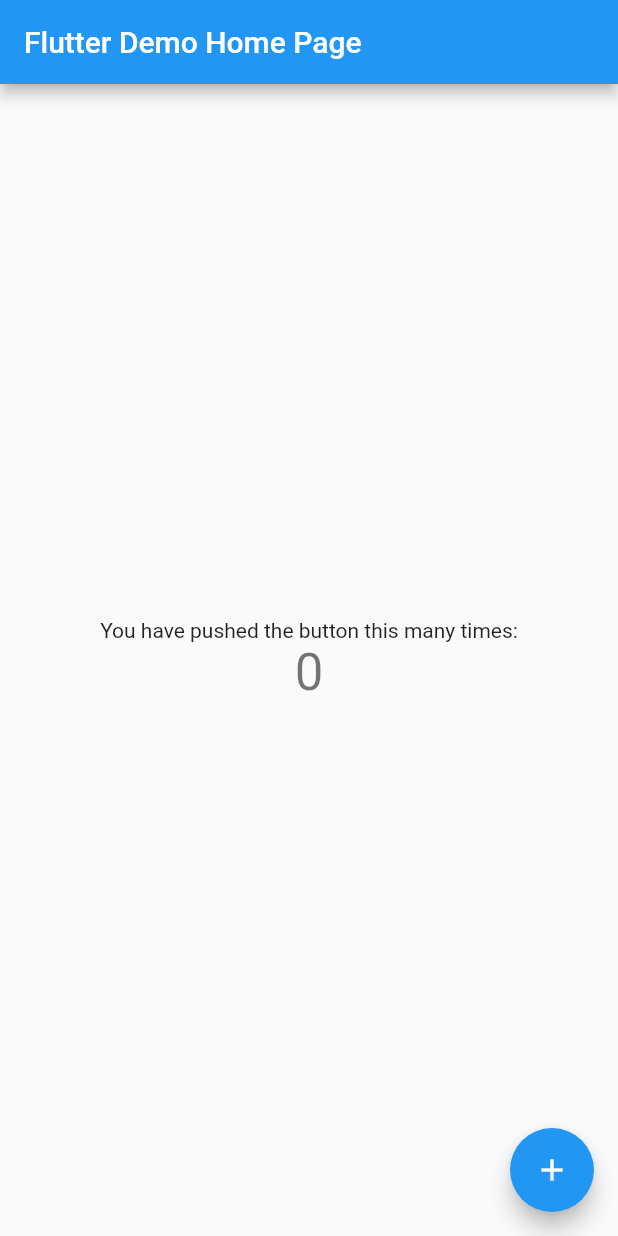
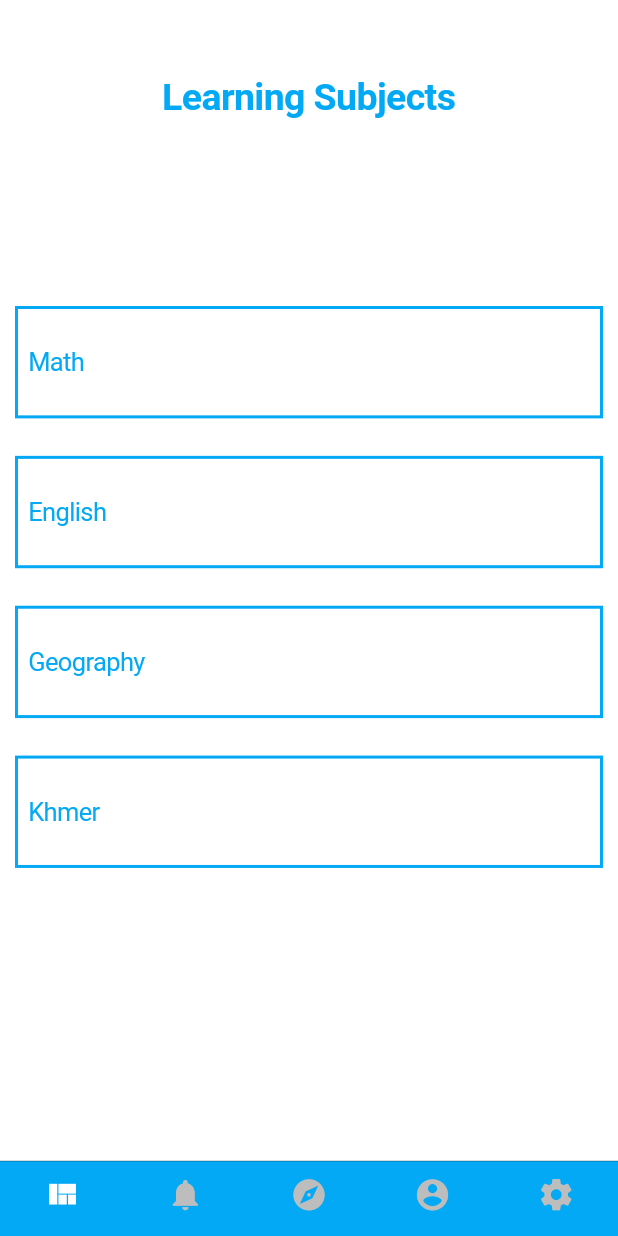
Before and after one commit to SreySokhom/PruneApp, a Flutter app: the screen it shows after launch, on a phone screen of 412 x 824 dp. Run offline on Flutter 3.47's test engine with Material 2 defaults, Android fonts, the phone set to English and light mode, and no system bars; our stand-ins replace splashscreen.

```diff
--- a/lib/main.dart
+++ b/lib/main.dart
@@ -1,111 +1,17 @@
+import 'package:flutter/cupertino.dart';
 import 'package:flutter/material.dart';
+import 'package:pruneapp/screen/splash_screen.dart';
 
 void main() => runApp(MyApp());
 
 class MyApp extends StatelessWidget {
-  // This widget is the root of your application.
+
   @override
   Widget build(BuildContext context) {
-    return MaterialApp(
-      title: 'Flutter Demo',
-      theme: ThemeData(
-        // This is the theme of your application.
-        //
-        // Try running your application with "flutter run". You'll see the
-        // application has a blue toolbar. Then, without quitting the app, try
-        // changing the primarySwatch below to Colors.green and then invoke
-        // "hot reload" (press "r" in the console where you ran "flutter run",
-        // or simply save your changes to "hot reload" in a Flutter IDE).
-        // Notice that the counter didn't reset back to zero; the application
-        // is not restarted.
-        primarySwatch: Colors.blue,
-      ),
-      home: MyHomePage(title: 'Flutter Demo Home Page'),
+
+    return CupertinoApp(
+      debugShowCheckedModeBanner: false,
+      home: MySplashScreen(),
     );
   }
 }
-
-class MyHomePage extends StatefulWidget {
-  MyHomePage({Key key, this.title}) : super(key: key);
-
-  // This widget is the home page of your application. It is stateful, meaning
-  // that it has a State object (defined below) that contains fields that affect
-  // how it looks.
-
-  // This class is the configuration for the state. It holds the values (in this
-  // case the title) provided by the parent (in this case the App widget) and
-  // used by the build method of the State. Fields in a Widget subclass are
-  // always marked "final".
-
-  final String title;
-
-  @override
-  _MyHomePageState createState() => _MyHomePageState();
-}
-
-class _MyHomePageState extends State<MyHomePage> {
-  int _counter = 0;
-
-  void _incrementCounter() {
-    setState(() {
-      // This call to setState tells the Flutter framework that something has
-      // changed in this State, which causes it to rerun the build method below
-      // so that the display can reflect the updated values. If we changed
-      // _counter without calling setState(), then the build method would not be
-      // called again, and so nothing would appear to happen.
-      _counter++;
-    });
-  }
-
-  @override
-  Widget build(BuildContext context) {
-    // This method is rerun every time setState is called, for instance as done
-    // by the _incrementCounter method above.
-    //
-    // The Flutter framework has been optimized to make rerunning build methods
-    // fast, so that you can just rebuild anything that needs updating rather
-    // than having to individually change instances of widgets.
-    return Scaffold(
-      appBar: AppBar(
-        // Here we take the value from the MyHomePage object that was created by
-        // the App.build method, and use it to set our appbar title.
-        title: Text(widget.title),
-      ),
-      body: Center(
-        // Center is a layout widget. It takes a single child and positions it
-        // in the middle of the parent.
-        child: Column(
-          // Column is also a layout widget. It takes a list of children and
-          // arranges them vertically. By default, it sizes itself to fit its
-          // children horizontally, and tries to be as tall as its parent.
-          //
-          // Invoke "debug painting" (press "p" in the console, choose the
-          // "Toggle Debug Paint" action from the Flutter Inspector in Android
-          // Studio, or the "Toggle Debug Paint" command in Visual Studio Code)
-          // to see the wireframe for each widget.
-          //
-          // Column has various properties to control how it sizes itself and
-          // how it positions its children. Here we use mainAxisAlignment to
-          // center the children vertically; the main axis here is the vertical
-          // axis because Columns are vertical (the cross axis would be
-          // horizontal).
-          mainAxisAlignment: MainAxisAlignment.center,
-          children: <Widget>[
-            Text(
-              'You have pushed the button this many times:',
-            ),
-            Text(
-              '$_counter',
-              style: Theme.of(context).textTheme.display1,
-            ),
-          ],
-        ),
-      ),
-      floatingActionButton: FloatingActionButton(
-        onPressed: _incrementCounter,
-        tooltip: 'Increment',
-        child: Icon(Icons.add),
-      ), // This trailing comma makes auto-formatting nicer for build methods.
-    );
-  }
-}
--- /dev/null
+++ b/lib/navigetiontabbar.dart
@@ -0,0 +1,85 @@
+import 'package:flutter/cupertino.dart';
+import 'package:flutter/material.dart';
+import 'package:pruneapp/screen/myscreen/explorescreen.dart';
+import 'package:pruneapp/screen/myscreen/feedscreen.dart';
+import 'package:pruneapp/screen/myscreen/notificationscreen.dart';
+import 'package:pruneapp/screen/myscreen/profilescreen.dart';
+import 'package:pruneapp/screen/myscreen/settingscreen.dart';
+import './screen/other/my_flutter_app_icons.dart' as customIcons;
+
+class NavigetionTabBar extends StatefulWidget {
+  @override
+  _NavigetionTabBarState createState() => _NavigetionTabBarState();
+}
+
+class _NavigetionTabBarState extends State<NavigetionTabBar> {
+
+  List<Widget> myPage=[
+    FeedScreen(),
+    NotificationScreen(),
+    ExploreScreen(),
+    ProfileScreen(),
+    SettingScreen()
+  ];
+
+  Widget changeTitle( int index){
+    switch (index){
+      case 0: return Text("Feed");
+      case 1: return Text("Notification");
+      case 2: return Text("Explore");
+      case 3: return Text("Profile");
+      case 4: return Text("Setting");
+    }
+  }
+  @override
+  Widget build(BuildContext context) {
+    return CupertinoPageScaffold(
+      child: CupertinoTabScaffold(
+        tabBuilder: (BuildContext context, currentIndex){
+          return CupertinoTabView(
+            builder: (context){
+              return CupertinoPageScaffold(
+//                  navigationBar: CupertinoNavigationBar(
+////                    backgroundColor: Color(0x2699fb),
+//
+////                    leading: Icon(CupertinoIcons.add_circled, size: 25,),
+//                    middle: changeTitle(currentIndex),
+////                    trailing: Icon(CupertinoIcons.search, size: 25,),
+//                  ),
+                  child: myPage[currentIndex]
+              );
+            },
+          );
+        },
+        tabBar: CupertinoTabBar(
+//          backgroundColor: CupertinoColors.activeBlue,
+          backgroundColor: Colors.lightBlue,
+          activeColor: CupertinoColors.white,
+          inactiveColor: Colors.grey[400],
+          items: [
+            BottomNavigationBarItem(
+                icon:const Icon(customIcons.MyFlutterApp.view_quilt, size: 25,),
+//                title: Text('Feed')
+            ),
+            BottomNavigationBarItem(
+                icon: const Icon(customIcons.MyFlutterApp.notifications, size: 25),
+//                title: Text('Notification')
+            ),
+            BottomNavigationBarItem(
+                icon:const Icon(customIcons.MyFlutterApp.explore, size: 25),
+//                title: Text('Explore')
+            ),
+            BottomNavigationBarItem(
+                icon: const Icon(customIcons.MyFlutterApp.account_circle, size: 25),
+//                title: Text('Profile')
+            ),
+            BottomNavigationBarItem(
+                icon:const Icon(customIcons.MyFlutterApp.settings, size: 25),
+//                title: Text('Setting')
+            ),
+          ],
+        ),
+      ),
+    );
+  }
+}
--- /dev/null
+++ b/lib/screen/myscreen/feedscreen.dart
@@ -0,0 +1,85 @@
+import 'package:flutter/cupertino.dart';
+import 'package:flutter/material.dart';
+import 'package:pruneapp/subscreen/viewlistscreen.dart';
+
+class FeedScreen extends StatefulWidget {
+  @override
+  _FeedScreenState createState() => _FeedScreenState();
+}
+
+class _FeedScreenState extends State<FeedScreen> {
+  @override
+  Widget build(BuildContext context) {
+    return CupertinoScrollbar(
+      child: Container(
+        child: Column(
+          children: <Widget>[
+            Padding(
+              padding: const EdgeInsets.only(top:50, bottom: 100),
+              child: GestureDetector(
+                onTap: (){
+                  print("Clicked");
+                },
+                child: Center(
+                  child: Text("Learning Subjects",
+                    style: TextStyle(
+                    color: Colors.lightBlue,
+                    fontWeight: FontWeight.bold,
+                    fontSize: 25
+                    ),
+                  ),
+                ),
+              ),
+            ),
+            SizedBox(height: 25),
+            CustomTextField("Math",context),
+            SizedBox(height: 25),
+            CustomTextField("English",context),
+            SizedBox(height: 25),
+            CustomTextField('Geography',context),
+            SizedBox(height: 25),
+            CustomTextField('Khmer',context),
+          ],
+        ),
+      ),
+    );
+  }
+}
+Widget CustomTextField(text, BuildContext context) {
+  return GestureDetector(
+    onTap: (){
+      Navigator.push(
+          context,
+          CupertinoPageRoute(builder: (context) => ViewlistScreen()
+        )
+      );
+    },
+    child: Container(
+      height: MediaQuery.of(context).size.height/11,
+      color: Colors.white,
+      child: Padding(
+        padding: const EdgeInsets.only(left: 10, right: 10),
+        child: CupertinoTextField(
+          onTap: (){
+          print("Clicked");
+          },
+          enabled: false,
+//          focusNode: FocusNod,
+          placeholder: text,
+          placeholderStyle: TextStyle(
+            color: Colors.lightBlue
+          ),
+          style: TextStyle(
+            color: Colors.lightBlue,
+          ),
+          decoration: BoxDecoration(
+            border: Border.all(
+              color: Colors.lightBlue,
+              width: 2,
+            ),
+          ),
+        ),
+      ),
+    ),
+  );
+}
--- /dev/null
+++ b/lib/screen/other/my_flutter_app_icons.dart
@@ -0,0 +1,34 @@
+/// Flutter icons MyFlutterApp
+/// Copyright (C) 2020 by original authors @ fluttericon.com, fontello.com
+/// This font was generated by FlutterIcon.com, which is derived from Fontello.
+///
+/// To use this font, place it in your fonts/ directory and include the
+/// following in your pubspec.yaml
+///
+/// flutter:
+///   fonts:
+///    - family:  MyFlutterApp
+///      fonts:
+///       - asset: fonts/MyFlutterApp.ttf
+///
+///
+/// * Material Design Icons, Copyright (C) Google, Inc
+///         Author:    Google
+///         License:   Apache 2.0 (https://www.apache.org/licenses/LICENSE-2.0)
+///         Homepage:  https://design.google.com/icons/
+///
+import 'package:flutter/widgets.dart';
+
+class MyFlutterApp {
+  MyFlutterApp._();
+
+  static const _kFontFam = 'MyFlutterApp';
+
+  static const IconData view_quilt = IconData(0xe800, fontFamily: _kFontFam);
+  static const IconData thumb_down = IconData(0xe801, fontFamily: _kFontFam);
+  static const IconData thumb_up = IconData(0xe802, fontFamily: _kFontFam);
+  static const IconData explore = IconData(0xe803, fontFamily: _kFontFam);
+  static const IconData settings = IconData(0xe804, fontFamily: _kFontFam);
+  static const IconData notifications = IconData(0xe805, fontFamily: _kFontFam);
+  static const IconData account_circle = IconData(0xe806, fontFamily: _kFontFam);
+}
```
Also changed, not shown: lib/screen/auth/loginscreen.dart (added, +15 -0 lines), lib/screen/auth/registerscreen.dart (added, +15 -0 lines), lib/screen/homescreen.dart (added, +19 -0 lines), lib/screen/myscreen/explorescreen.dart (added, +15 -0 lines), lib/screen/myscreen/notificationscreen.dart (added, +15 -0 lines), lib/screen/myscreen/profilescreen.dart (added, +15 -0 lines), lib/screen/myscreen/settingscreen.dart (added, +15 -0 lines), lib/screen/splash_screen.dart (added, +24 -0 lines), lib/subscreen/viewlistscreen.dart (added, +24 -0 lines), pubspec.yaml (+7 -6 lines), assets/fonts/MyFlutterApp.ttf (added), assets/images/background.jpg (added), pubspec.lock, 2 other files.
